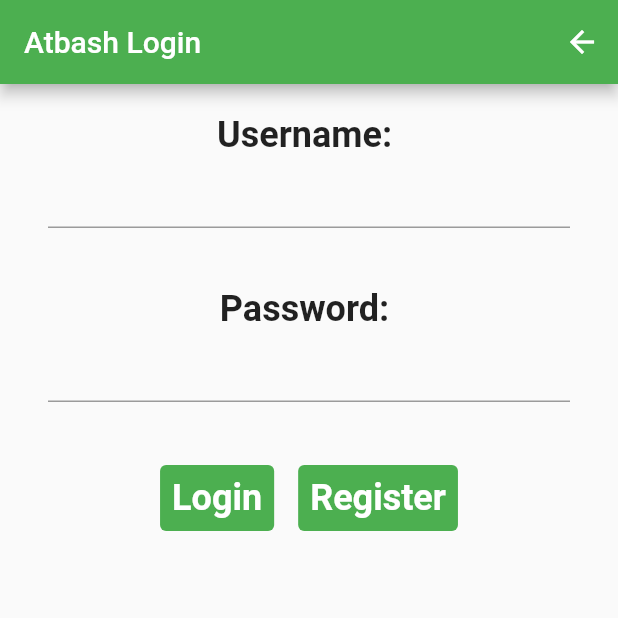
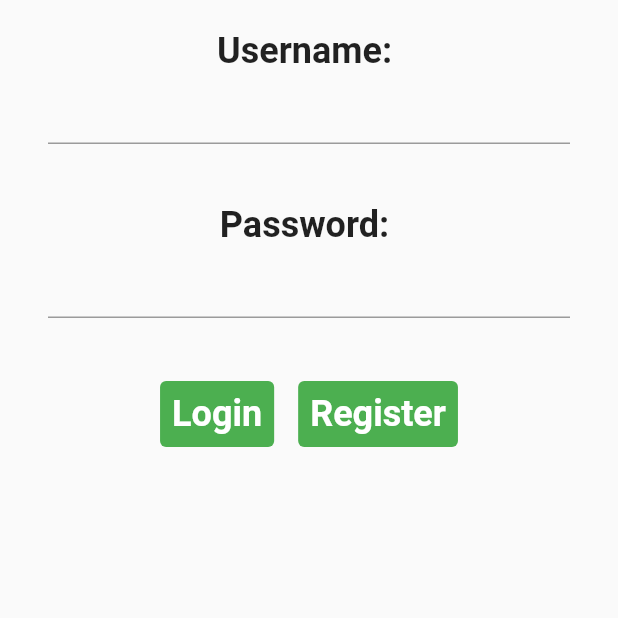
Before and after one commit to COS301-SE-2021/Atbash, a Flutter app: the screen it shows after launch, on a phone screen of 412 x 824 dp, the top half of it. Run offline on Flutter 3.47's test engine with Material 2 defaults, Android fonts, the phone set to English and light mode, and no system bars.

Commit message:
Removed the app bar from the Login Screen for the LoginScreen.dart class, Joshua Reddy

```diff
--- a/mobile/lib/LoginScreen.dart
+++ b/mobile/lib/LoginScreen.dart
@@ -4,16 +4,6 @@ class LoginScreen extends StatelessWidget {
   @override
   Widget build(BuildContext context) {
     return Scaffold(
-      appBar: AppBar(
-        actions: [
-          IconButton(
-            onPressed: () {},
-            icon: Icon(Icons.arrow_back),
-          )
-        ],
-        title: Text("Atbash Login"),
-        backgroundColor: Colors.green,
-      ),
 
       body: Column(
         children: [
```
